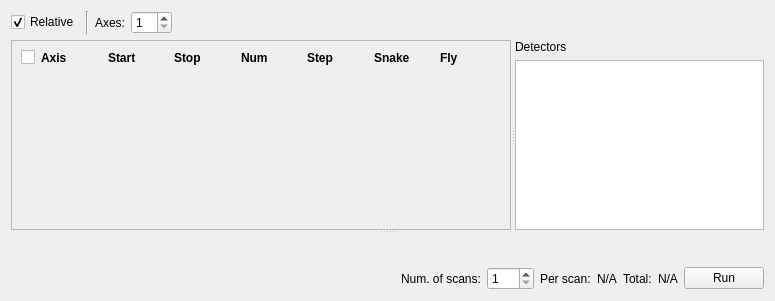
spc-group/haven, file src/firefly/plans/grid_scan.ui: the form before one commit.
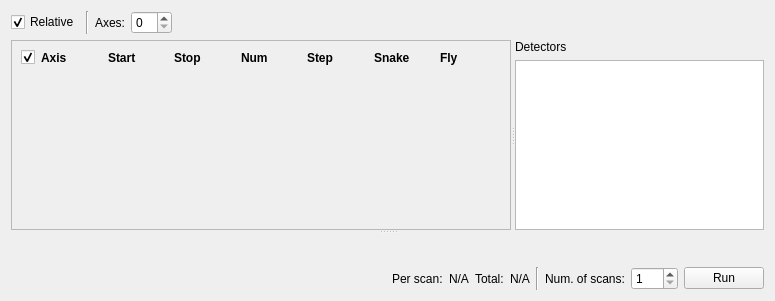
The form after the commit. Custom widgets are drawn as their Qt base class.

Diff of the .ui file:
```diff
--- a/src/firefly/plans/grid_scan.ui
+++ b/src/firefly/plans/grid_scan.ui
@@ -64,10 +64,10 @@
         <enum>QAbstractSpinBox::CorrectToNearestValue</enum>
        </property>
        <property name="minimum">
-        <number>1</number>
+        <number>0</number>
        </property>
        <property name="value">
-        <number>1</number>
+        <number>0</number>
        </property>
        <property name="displayIntegerBase">
         <number>10</number>
@@ -114,7 +114,7 @@
           <x>0</x>
           <y>0</y>
           <width>498</width>
-          <height>197</height>
+          <height>185</height>
          </rect>
         </property>
         <layout class="QVBoxLayout" name="verticalLayout_7">
@@ -185,6 +185,9 @@
                <property name="text">
                 <string/>
                </property>
+               <property name="checked">
+                <bool>true</bool>
+               </property>
               </widget>
              </item>
              <item row="0" column="1">
@@ -292,29 +295,6 @@
        </property>
       </spacer>
      </item>
-     <item>
-      <widget class="QLabel" name="label_11">
-       <property name="toolTip">
-        <string>Do this scan by multiple times</string>
-       </property>
-       <property name="text">
-        <string>Num. of scans:</string>
-       </property>
-      </widget>
-     </item>
-     <item>
-      <widget class="QSpinBox" name="spinBox_repeat_scan_num">
-       <property name="toolTip">
-        <string>Do this scan by multiple times</string>
-       </property>
-       <property name="minimum">
-        <number>1</number>
-       </property>
-       <property name="maximum">
-        <number>999</number>
-       </property>
-      </widget>
-     </item>
      <item>
       <widget class="QLabel" name="label_10">
        <property name="toolTip">
@@ -361,6 +341,36 @@
        </property>
       </widget>
      </item>
+     <item>
+      <widget class="Line" name="line">
+       <property name="orientation">
+        <enum>Qt::Vertical</enum>
+       </property>
+      </widget>
+     </item>
+     <item>
+      <widget class="QLabel" name="label_11">
+       <property name="toolTip">
+        <string>Do this scan by multiple times</string>
+       </property>
+       <property name="text">
+        <string>Num. of scans:</string>
+       </property>
+      </widget>
+     </item>
+     <item>
+      <widget class="QSpinBox" name="spinBox_repeat_scan_num">
+       <property name="toolTip">
+        <string>Do this scan by multiple times</string>
+       </property>
+       <property name="minimum">
+        <number>1</number>
+       </property>
+       <property name="maximum">
+        <number>999</number>
+       </property>
+      </widget>
+     </item>
      <item>
       <widget class="QueueButton" name="run_button">
        <property name="text">
```
Left out of the diff: 2 changed lines with no effect on the pictures.
